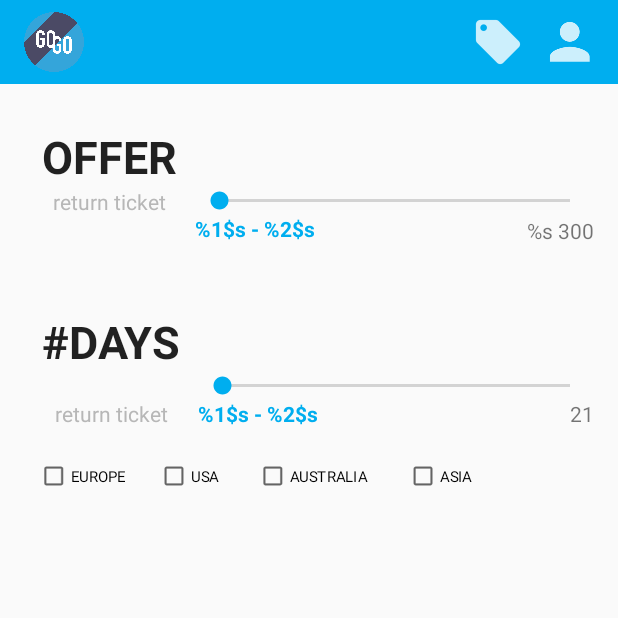
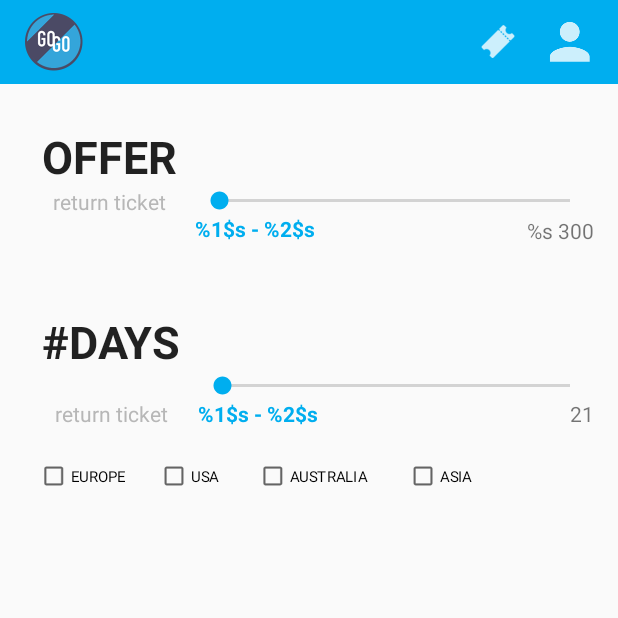
Before and after one commit to caetanopaulo/gogofly, an Android app: the screen it shows after launch (SetupActivity), on a phone screen of 412 x 824 dp, the top half of it. Run offline under Robolectric (Android 15) with nearby library versions, the phone set to English and light mode, and no system bars; our stand-ins replace Volley.

Commit message:
More layout update

```diff
--- a/app/src/main/res/layout/activity_flight_overview.xml
+++ b/app/src/main/res/layout/activity_flight_overview.xml
@@ -7,20 +7,20 @@
     android:fitsSystemWindows="true"
     tools:context="com.gogoflyapp.gogofly.Activities.FlightsOverviewActivity">
 
-    <android.support.design.widget.AppBarLayout
+    <RelativeLayout
         android:layout_width="match_parent"
-        android:layout_height="wrap_content"
-        android:theme="@style/AppTheme.AppBarOverlay">
+        android:layout_height="match_parent">
 
-    </android.support.design.widget.AppBarLayout>
-
-    <include layout="@layout/content_flight_overview" />
+        <include layout="@layout/layout_header"
+            android:id="@+id/relativeLayout_header" />
 
         <ListView
+            android:layout_below="@+id/relativeLayout_header"
             android:id="@+id/listView_flights"
             android:layout_width="match_parent"
             android:layout_height="match_parent"
             android:divider="@android:color/transparent"
             android:dividerHeight="10.0sp" />
+    </RelativeLayout>
 
 </android.support.design.widget.CoordinatorLayout>
--- a/app/src/main/res/layout/activity_setup.xml
+++ b/app/src/main/res/layout/activity_setup.xml
@@ -1,59 +1,22 @@
 <?xml version="1.0" encoding="utf-8"?>
+<android.support.design.widget.CoordinatorLayout
+    xmlns:android="http://schemas.android.com/apk/res/android"
+    xmlns:tools="http://schemas.android.com/tools"
+    android:layout_width="match_parent"
+    android:layout_height="match_parent"
+    android:fitsSystemWindows="true"
+    tools:context="com.gogoflyapp.gogofly.Activities.SetupActivity">
+
+
     <RelativeLayout xmlns:android="http://schemas.android.com/apk/res/android"
-    xmlns:app="http://schemas.android.com/apk/res-auto"
         xmlns:tools="http://schemas.android.com/tools"
         android:id="@+id/activity_setup"
         android:layout_width="match_parent"
         android:layout_height="match_parent"
         tools:context="com.gogoflyapp.gogofly.Activities.SetupActivity">
-    <!--
-    android:paddingBottom="@dimen/activity_vertical_margin"
-    android:paddingLeft="@dimen/activity_horizontal_margin"
-    android:paddingRight="@dimen/activity_horizontal_margin"
-    android:paddingTop="@dimen/activity_vertical_margin"
-    -->
+
         <include layout="@layout/layout_header"
-        android:id="@+id/include_setup_header" />
-
-
-    <RelativeLayout
-        android:id="@+id/relativeLayout_header"
-        android:layout_width="match_parent"
-        android:layout_height="wrap_content"
-        android:layout_alignParentTop="true"
-        android:layout_alignParentStart="true"
-        android:background="@color/colorAccent">
-
-        <ImageView
-            android:layout_width="40dp"
-            android:layout_height="40dp"
-            android:src="@drawable/app_icon_original"
-            android:layout_marginTop="@dimen/header_icon_top"
-            android:layout_marginStart="@dimen/header_icon_start"
-            android:layout_marginBottom="@dimen/header_icon_top"/>
-
-        <ImageView
-            android:id="@+id/imageView_user"
-            android:layout_width="32dp"
-            android:layout_height="32dp"
-            android:src="@drawable/ic_user_icon"
-            android:layout_alignParentTop="true"
-            android:layout_alignParentEnd="true"
-            android:layout_marginTop="@dimen/header_icon_half"
-            android:layout_marginEnd="@dimen/header_icon_start"
-            android:layout_marginBottom="@dimen/header_icon_top"/>
-
-        <ImageView
-            android:id="@+id/imageView_ticket"
-            android:layout_width="32dp"
-            android:layout_height="32dp"
-            android:src="@drawable/ic_ticket"
-            android:layout_marginTop="@dimen/header_icon_half"
-            android:layout_marginEnd="@dimen/header_icon_start"
-            android:layout_toStartOf="@+id/imageView_user" />
-
-    </RelativeLayout>
-
+            android:id="@+id/relativeLayout_header" />
 
         <RelativeLayout
             android:id="@+id/relativeLayout_input"
@@ -289,3 +252,4 @@
 
 
     </RelativeLayout>
+</android.support.design.widget.CoordinatorLayout>
--- a/app/src/main/res/layout/layout_header.xml
+++ b/app/src/main/res/layout/layout_header.xml
@@ -10,7 +10,7 @@
     <ImageView
         android:layout_width="40dp"
         android:layout_height="40dp"
-        android:src="@drawable/app_icon_original"
+        android:src="@drawable/app_icon_new"
         android:layout_marginTop="@dimen/header_icon_top"
         android:layout_marginStart="@dimen/header_icon_start"
         android:layout_marginBottom="@dimen/header_icon_top"/>
```
Also changed, not shown: app/src/main/ic_launcher-web.png, app/src/main/res/drawable-hdpi/ic_ticket.png, app/src/main/res/drawable-mdpi/ic_ticket.png, app/src/main/res/drawable-xhdpi/ic_ticket.png, app/src/main/res/drawable-xxhdpi/ic_ticket.png, app/src/main/res/drawable/app_icon_new.png (added), app/src/main/res/mipmap-hdpi/ic_launcher.png, app/src/main/res/mipmap-mdpi/ic_launcher.png, app/src/main/res/mipmap-xhdpi/ic_launcher.png, app/src/main/res/mipmap-xxhdpi/ic_launcher.png, app/src/main/res/mipmap-xxxhdpi/ic_launcher.png. Lines whose indentation alone changed are shown as unchanged.
